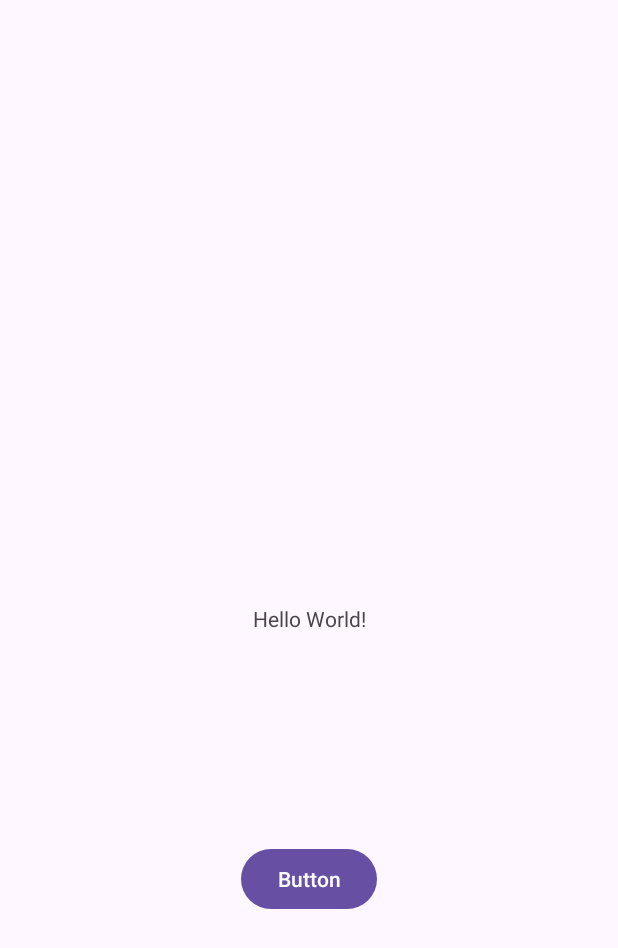
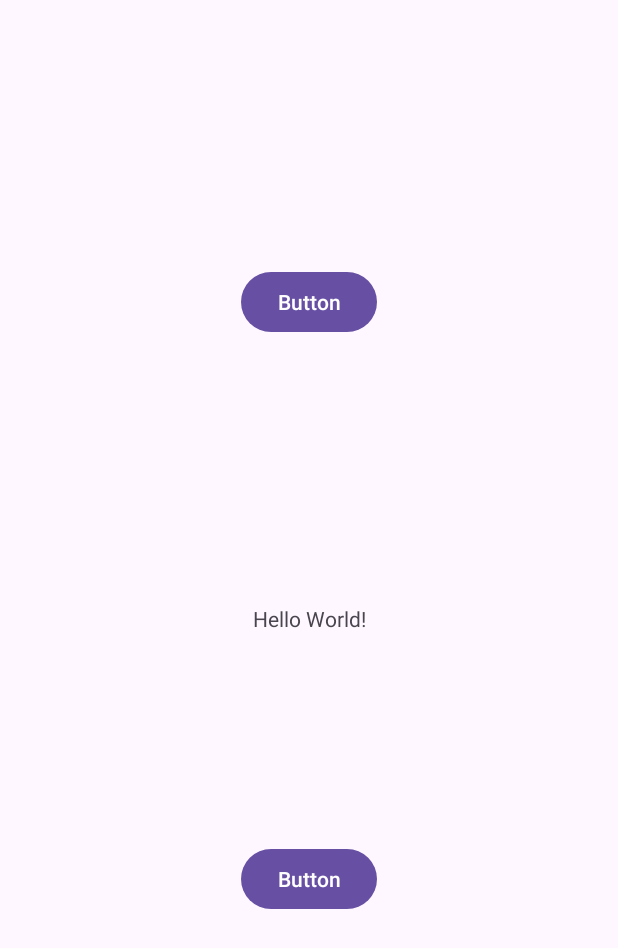
Before and after one commit to migueleduardosanchez/Proyecto_tercer_parcial, an Android app: the screen it shows after launch (MainActivity), on a phone screen of 412 x 824 dp. Shown: the top 948 px of the screen. Run offline under Robolectric (Android 15) with nearby library versions, the phone set to English and light mode, and no system bars.

Commit message:
Se agrega el boton del link del cv de la matricula 345635

```diff
--- a/app/src/main/java/mx/uach/fing/proyectotercerparcial/MainActivity.java
+++ b/app/src/main/java/mx/uach/fing/proyectotercerparcial/MainActivity.java
@@ -2,13 +2,32 @@ package mx.uach.fing.proyectotercerparcial;
 
 import androidx.appcompat.app.AppCompatActivity;
 
+import android.content.Intent;
+import android.net.Uri;
 import android.os.Bundle;
+import android.view.View;
+import android.widget.Button;
+
+import java.net.URI;
 
 public class MainActivity extends AppCompatActivity {
+
+    private Button _btn_link2;
+    String _url = "https://fairygarbage.github.io/CV/";
 
     @Override
     protected void onCreate(Bundle savedInstanceState) {
         super.onCreate(savedInstanceState);
         setContentView(R.layout.activity_main);
+
+
+        _btn_link2 = findViewById(R.id.btn_link2);
+        _btn_link2.setOnClickListener(new View.OnClickListener() {
+            @Override
+            public void onClick(View v) {
+                Uri _link = Uri.parse(_url);
+                Intent i = new Intent(Intent.ACTION_VIEW, _link);
+            }
+        });
     }
 }
--- a/app/src/main/res/layout/activity_main.xml
+++ b/app/src/main/res/layout/activity_main.xml
@@ -28,4 +28,14 @@
         app:layout_constraintTop_toBottomOf="@+id/textView"
         app:layout_constraintVertical_bias="0.13" />
 
+    <Button
+        android:id="@+id/btn_link2"
+        android:layout_width="wrap_content"
+        android:layout_height="wrap_content"
+        android:text="Button"
+        app:layout_constraintBottom_toTopOf="@+id/textView"
+        app:layout_constraintEnd_toEndOf="parent"
+        app:layout_constraintStart_toStartOf="parent"
+        app:layout_constraintTop_toTopOf="parent" />
+
 </androidx.constraintlayout.widget.ConstraintLayout>
```
Also changed, not shown: 1 other file.
